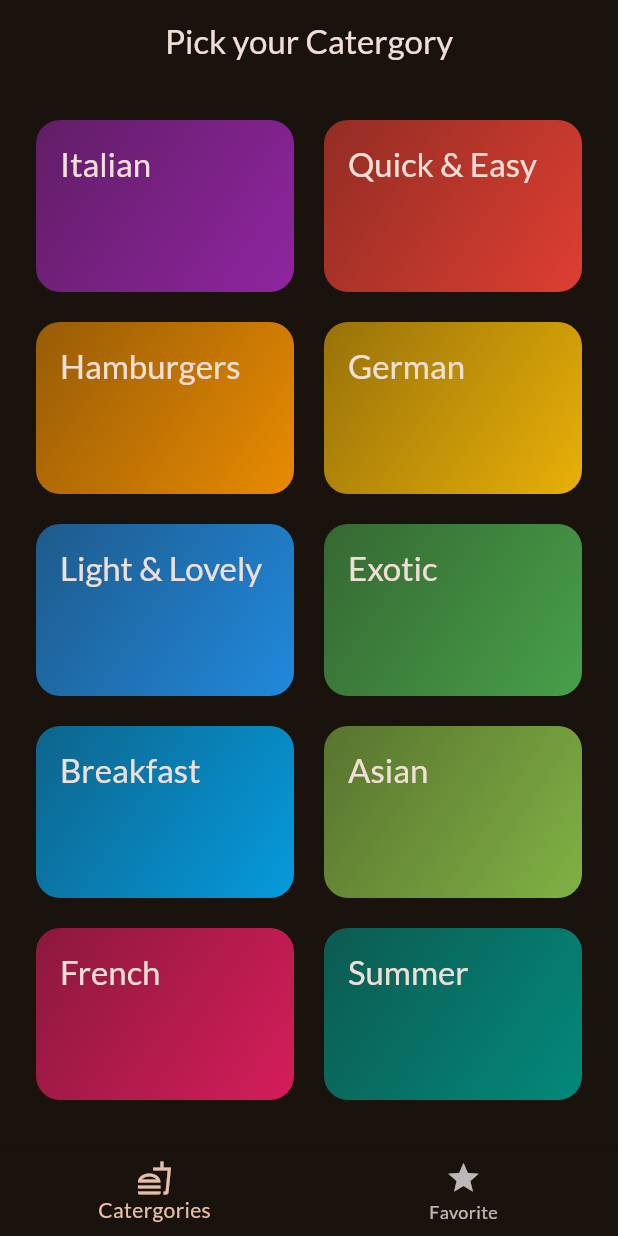
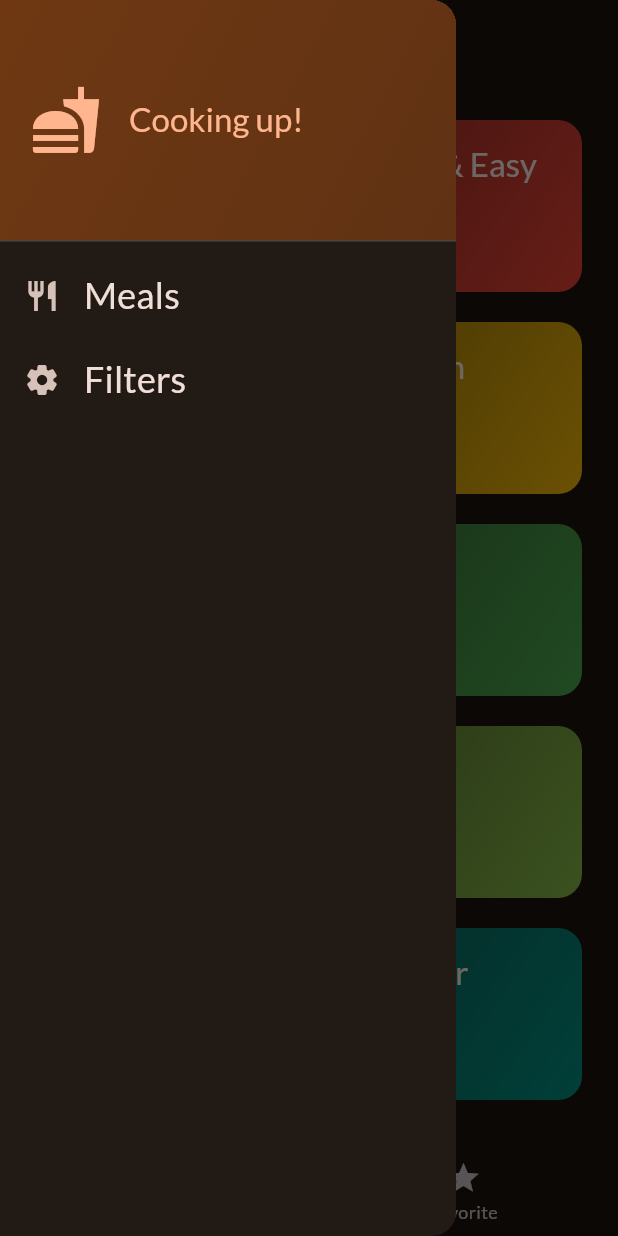
Before and after one commit to Al7raby15/riverpod_meals_app, a Flutter app: the screen it shows after launch, with the side drawer open (before the commit the screen has no drawer), on a phone screen of 412 x 824 dp. Run offline on Flutter 3.47's test engine with Material 3 defaults, Android fonts, the phone set to English and light mode, and no system bars; our stand-ins replace google_fonts, transparent_image.

Commit message:
added two files filters.dart and main_drawer.dart

```diff
--- a/lib/screens/catergories_screen.dart
+++ b/lib/screens/catergories_screen.dart
@@ -9,12 +9,7 @@ class CatergoriesScreen extends StatelessWidget {
   final void Function(Meal meal) onToggle;
   @override
   Widget build(BuildContext context) {
-    return Scaffold(
-      appBar: AppBar(
-        centerTitle: true,
-        title: const Text('Pick your Catergory'),
-      ),
-      body: GridView(
+    return GridView(
       padding: const EdgeInsets.all(24),
       gridDelegate: const SliverGridDelegateWithFixedCrossAxisCount(
         crossAxisCount: 2,
@@ -24,9 +19,11 @@ class CatergoriesScreen extends StatelessWidget {
       ),
       children: [
         for (final category in availableCategories)
-            CategoryGridItem(category: category,onToggle: onToggle,),
+          CategoryGridItem(
+            category: category,
+            onToggle: onToggle,
+          ),
       ],
-      ),
     );
   }
 }
--- a/lib/screens/tab_screen.dart
+++ b/lib/screens/tab_screen.dart
@@ -2,6 +2,8 @@ import 'package:flutter/material.dart';
 import 'package:meals_app/models/meal.dart';
 import 'package:meals_app/screens/catergories_screen.dart';
 import 'package:meals_app/screens/favorite_screen.dart';
+import 'package:meals_app/screens/filters_screen.dart';
+import 'package:meals_app/widgets/main_drawer.dart';
 
 class TabScreen extends StatefulWidget {
   const TabScreen({super.key});
@@ -22,11 +24,17 @@ class _TabScreen extends State<TabScreen> {
 
     if (isExisting) {
       setState(() {
+        ScaffoldMessenger.of(context).clearSnackBars();
         favoriteList.remove(meal);
+        ScaffoldMessenger.of(context).showSnackBar(const SnackBar(
+            content: Text('You have removed meal from favorite!')));
       });
     } else {
       setState(() {
+        ScaffoldMessenger.of(context).clearSnackBars();
         favoriteList.add(meal);
+        ScaffoldMessenger.of(context).showSnackBar(const SnackBar(
+            content: Text('You have added a meal to favorite!')));
       });
     }
   }
@@ -35,6 +43,14 @@ class _TabScreen extends State<TabScreen> {
     setState(() {
       myIndex = index;
     });
+  }
+
+  void onSelectedScreen(String identifier) {
+    Navigator.of(context).pop();
+    if (identifier == 'filters') {
+      Navigator.of(context)
+          .push(MaterialPageRoute(builder: (ctx) => const FiltersScreen()));
+    }
   }
 
   @override
@@ -48,6 +64,14 @@ class _TabScreen extends State<TabScreen> {
       ),
     ];
     return Scaffold(
+      appBar: AppBar(
+        title: myIndex == 0
+            ? const Text('Pick a Catergories')
+            : const Text('Favorite List'),
+      ),
+      drawer: MainDrawer(
+        onSelectedScreen: onSelectedScreen,
+      ),
       body: screens[myIndex],
       bottomNavigationBar: BottomNavigationBar(
           onTap: naviOntap,
--- /dev/null
+++ b/lib/widgets/main_drawer.dart
@@ -0,0 +1,73 @@
+import 'package:flutter/material.dart';
+
+class MainDrawer extends StatelessWidget {
+  const MainDrawer({super.key, required this.onSelectedScreen});
+
+  final void Function(String indentifier) onSelectedScreen;
+
+  @override
+  Widget build(BuildContext context) {
+    return Drawer(
+      child: Column(
+        children: [
+          DrawerHeader(
+            padding: const EdgeInsets.all(20),
+            decoration: BoxDecoration(
+                gradient: LinearGradient(
+                    begin: Alignment.topLeft,
+                    end: Alignment.bottomRight,
+                    colors: [
+                  Theme.of(context).colorScheme.primaryContainer,
+                  Theme.of(context)
+                      .colorScheme
+                      .primaryContainer
+                      .withOpacity(0.8)
+                ])),
+            child: Row(
+              children: [
+                Icon(
+                  Icons.fastfood,
+                  size: 48,
+                  color: Theme.of(context).colorScheme.primary,
+                ),
+                const SizedBox(
+                  width: 18,
+                ),
+                Text(
+                  'Cooking up!',
+                  style: Theme.of(context).textTheme.titleLarge!.copyWith(
+                        color: Theme.of(context).colorScheme.primary,
+                      ),
+                ),
+              ],
+            ),
+          ),
+          ListTile(
+            onTap: () {
+              onSelectedScreen('meals');
+            },
+            leading: const Icon(Icons.restaurant),
+            title: Text(
+              'Meals',
+              style: Theme.of(context).textTheme.titleSmall!.copyWith(
+                  color: Theme.of(context).colorScheme.onSurface, fontSize: 24),
+            ),
+          ),
+          ListTile(
+            onTap: () {
+              onSelectedScreen('filters');
+            },
+            leading: const Icon(Icons.settings_rounded),
+            title: Text(
+              'Filters',
+              style: Theme.of(context).textTheme.titleSmall!.copyWith(
+                    color: Theme.of(context).colorScheme.onSurface,
+                    fontSize: 24,
+                  ),
+            ),
+          ),
+        ],
+      ),
+    );
+  }
+}
--- a/lib/widgets/meal_item.dart
+++ b/lib/widgets/meal_item.dart
@@ -24,9 +24,9 @@ class MealItem extends StatelessWidget {
   Widget build(BuildContext context) {
     return LayoutBuilder(builder: (context, constraints) {
       final width = MediaQuery.of(context).size.width;
-      print('width: ${width}');
+      print('width: $width');
       final height = MediaQuery.of(context).size.height;
-      print('height: ${height}');
+      print('height: $height');
 
       // print(constraints.minWidth);
       // print(constraints.maxWidth);
```
Also changed, not shown: lib/screens/filters_screen.dart (added, +48 -0 lines). Lines whose indentation alone changed are shown as unchanged.
